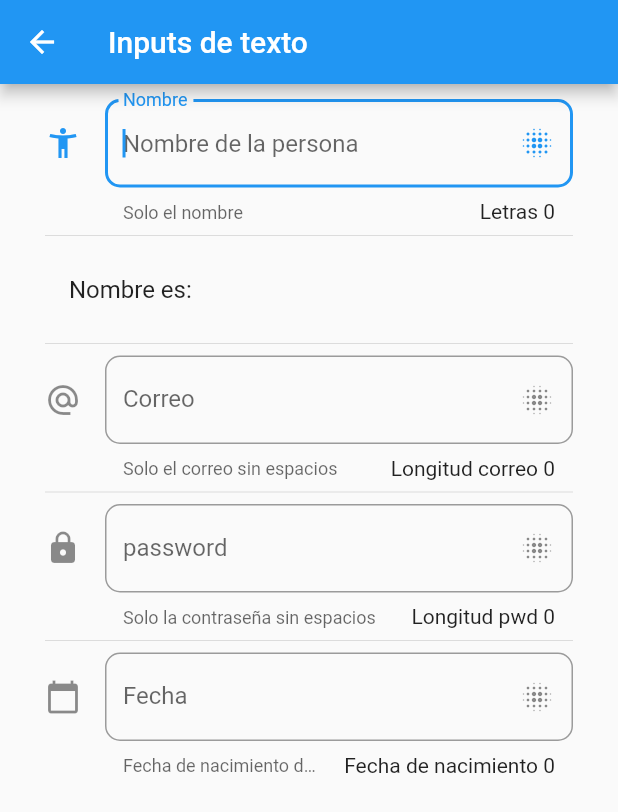
After one commit to pacopro3/componentes, a Flutter app: the screen it shows after launch, after a tap on "Inputs", on a phone screen of 412 x 824 dp. The commit adds this screen. Shown: the top 812 px of the screen. Run offline on Flutter 3.47's test engine with Material 2 defaults, Android fonts, the phone set to English and light mode, and no system bars; network calls fail.

Commit message:
Se crea el input field page dónde probamos los distintos tipos de input que hay

```diff
--- a/data/menu_opts.json
+++ b/data/menu_opts.json
@@ -20,6 +20,11 @@
             "ruta" : "animated",
             "icon" : "donut_large",
             "texto": "Animated Container"
+        },
+        {
+            "ruta" : "inputs",
+            "icon" : "input",
+            "texto": "Inputs"
         }
     ]
 }
--- a/lib/main.dart
+++ b/lib/main.dart
@@ -1,8 +1,7 @@
 import 'package:componentes/src/pages/alert_page.dart';
-import 'package:componentes/src/pages/avatar_page.dart';
-import 'package:componentes/src/pages/home_page.dart';
 import 'package:componentes/src/routes/routes.dart';
 import 'package:flutter/material.dart';
+import 'package:flutter_localizations/flutter_localizations.dart';
 
 void main() => runApp(MyApp());
 
@@ -11,6 +10,15 @@ class MyApp extends StatelessWidget {
   Widget build(BuildContext context) {
     return MaterialApp(
       title: 'Componentes App',
+      localizationsDelegates: [
+        GlobalMaterialLocalizations.delegate,
+        GlobalWidgetsLocalizations.delegate,
+        GlobalCupertinoLocalizations.delegate,
+      ],
+      supportedLocales: [
+        const Locale('en', ''), // English, no country code
+        const Locale('es', ''),
+      ],
       debugShowCheckedModeBanner: false,
       initialRoute: '/',
       routes: getAplicationRoutes(),
--- /dev/null
+++ b/lib/src/pages/input_page.dart
@@ -0,0 +1,153 @@
+import 'package:flutter/material.dart';
+
+class InputPage extends StatefulWidget {
+  @override
+  _InputPageState createState() => _InputPageState();
+}
+
+class _InputPageState extends State<InputPage> {
+  String _nombre = '';
+  String _email = '';
+  String _pwd = '';
+  String _fecha = '';
+
+  TextEditingController _inputFieldDate = new TextEditingController();
+
+  @override
+  Widget build(BuildContext context) {
+    return Scaffold(
+      appBar: AppBar(
+        title: Text('Inputs de texto'),
+      ),
+      body: ListView(
+        padding: EdgeInsets.symmetric(
+          horizontal: 30.0,
+          vertical: 10.0,
+        ),
+        children: [
+          _crearInput(),
+          Divider(),
+          _crearPersona(),
+          Divider(),
+          _crearEmail(),
+          Divider(),
+          _crearPwd(),
+          Divider(),
+          _crearFecha(context),
+        ],
+      ),
+    );
+  }
+
+  Widget _crearInput() {
+    return TextField(
+      autofocus: true,
+      textCapitalization: TextCapitalization.sentences,
+      decoration: InputDecoration(
+        border: OutlineInputBorder(
+          borderRadius: BorderRadius.circular(10.0),
+        ),
+        counter: Text('Letras ${_nombre.length}'),
+        hintText: 'Nombre de la persona',
+        labelText: 'Nombre',
+        helperText: 'Solo el nombre',
+        icon: Icon(Icons.accessibility_new),
+        suffixIcon: Icon(Icons.blur_on),
+      ),
+      onChanged: (value) {
+        setState(() {
+          _nombre = value;
+        });
+      },
+    );
+  }
+
+  Widget _crearPersona() {
+    return ListTile(
+      title: Text('Nombre es: $_nombre'),
+    );
+  }
+
+  Widget _crearEmail() {
+    return TextField(
+      keyboardType: TextInputType.emailAddress,
+      decoration: InputDecoration(
+        border: OutlineInputBorder(
+          borderRadius: BorderRadius.circular(10.0),
+        ),
+        counter: Text('Longitud correo ${_email.length}'),
+        hintText: 'Correo de la persona',
+        labelText: 'Correo',
+        helperText: 'Solo el correo sin espacios',
+        icon: Icon(Icons.alternate_email),
+        suffixIcon: Icon(Icons.blur_on),
+      ),
+      onChanged: (value) {
+        setState(() {
+          _email = value;
+        });
+      },
+    );
+  }
+
+  Widget _crearPwd() {
+    return TextField(
+      obscureText: true,
+      decoration: InputDecoration(
+        border: OutlineInputBorder(
+          borderRadius: BorderRadius.circular(10.0),
+        ),
+        counter: Text('Longitud pwd ${_pwd.length}'),
+        hintText: 'PWD de la persona',
+        labelText: 'password',
+        helperText: 'Solo la contraseña sin espacios',
+        icon: Icon(Icons.lock),
+        suffixIcon: Icon(Icons.blur_on),
+      ),
+      onChanged: (value) {
+        setState(() {
+          _pwd = value;
+        });
+      },
+    );
+  }
+
+  Widget _crearFecha(BuildContext context) {
+    return TextField(
+      controller: _inputFieldDate,
+      enableInteractiveSelection: false,
+      decoration: InputDecoration(
+        border: OutlineInputBorder(
+          borderRadius: BorderRadius.circular(10.0),
+        ),
+        counter: Text('Fecha de nacimiento ${_fecha.length}'),
+        hintText: 'Fecha de nacimiento',
+        labelText: 'Fecha',
+        helperText: 'Fecha de nacimiento de la persona',
+        icon: Icon(Icons.calendar_today),
+        suffixIcon: Icon(Icons.blur_on),
+      ),
+      onTap: () {
+        FocusScope.of(context).requestFocus(new FocusNode());
+        _selectDate(context);
+      },
+    );
+  }
+
+  void _selectDate(BuildContext context) async {
+    DateTime picked = await showDatePicker(
+      context: context,
+      initialDate: new DateTime.now(),
+      firstDate: new DateTime(2018),
+      lastDate: new DateTime(2025),
+      locale: Locale('es', 'ES'),
+    );
+
+    if (picked != null) {
+      setState(() {
+        _fecha = picked.toString();
+        _inputFieldDate.text = _fecha;
+      });
+    }
+  }
+}
--- a/lib/src/routes/routes.dart
+++ b/lib/src/routes/routes.dart
@@ -3,6 +3,7 @@ import 'package:componentes/src/pages/animated_container.dart';
 import 'package:componentes/src/pages/avatar_page.dart';
 import 'package:componentes/src/pages/card_page.dart';
 import 'package:componentes/src/pages/home_page.dart';
+import 'package:componentes/src/pages/input_page.dart';
 import 'package:flutter/material.dart';
 
 Map<String, WidgetBuilder> getAplicationRoutes() {
@@ -12,5 +13,6 @@ Map<String, WidgetBuilder> getAplicationRoutes() {
     'avatar': (BuildContext context) => AvatarPage(),
     'card': (BuildContext context) => CardPage(),
     'animated': (BuildContext context) => AnimatedContainerPage(),
+    'inputs': (BuildContext context) => InputPage(),
   };
 }
--- a/lib/src/utils/icon_string_util.dart
+++ b/lib/src/utils/icon_string_util.dart
@@ -5,6 +5,7 @@ final _icons = <String, IconData>{
   'accessibility': Icons.accessibility,
   'folder_open': Icons.folder_open,
   'donut_large': Icons.donut_large,
+  'input': Icons.input,
 };
 
 Icon getIcon(String nombreIcon) {
--- a/pubspec.yaml
+++ b/pubspec.yaml
@@ -23,6 +23,10 @@ environment:
 dependencies:
   flutter:
     sdk: flutter
+
+  flutter_localizations: # Add this line
+    sdk: flutter         # Add this line
+
 
 
   # The following adds the Cupertino Icons font to your application.
```
Also changed, not shown: pubspec.lock.
